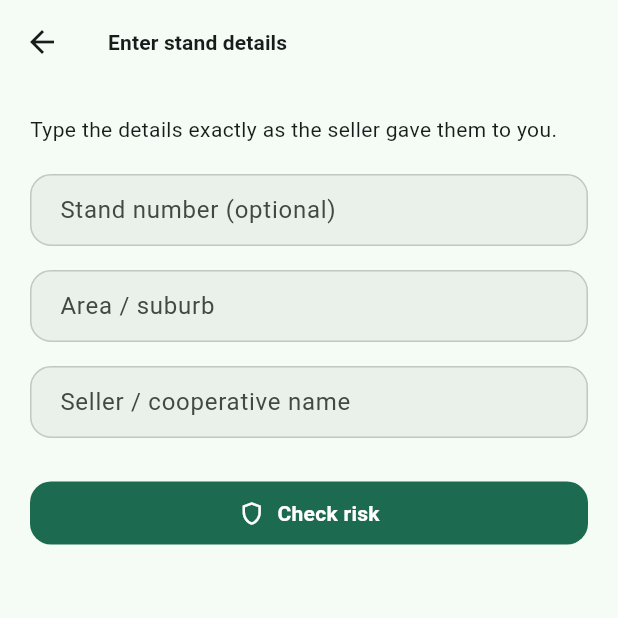
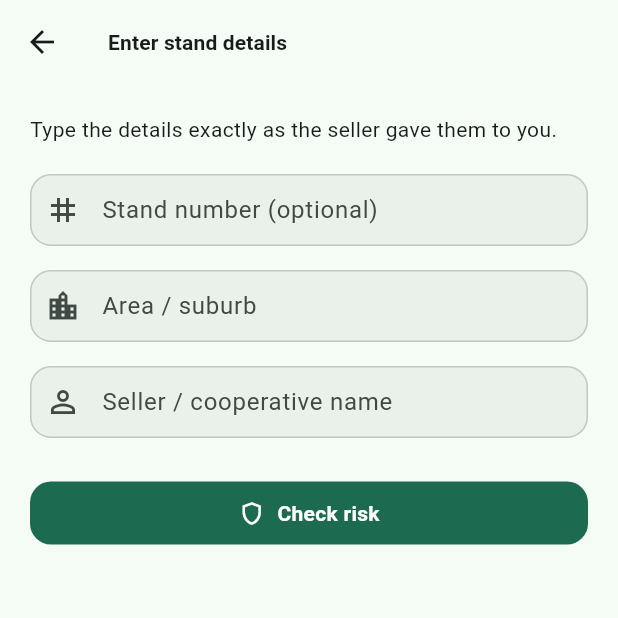
Before and after one commit to mudauchifamba/SafeStand, a Flutter app: the screen it shows after launch, after a tap on "Enter stand details", on a phone screen of 412 x 824 dp, the top half of it. Run offline on Flutter 3.47's test engine with Material 3 defaults, Android fonts, the light colour scheme and no system bars; our stand-ins replace image_picker; missing offline and left inert: exif, google_mlkit_text_recognition.

Commit message:
style: polish home/result/input screens - icon badges, glow banners, themed fields

```diff
--- a/safestand/lib/screens/home_screen.dart
+++ b/safestand/lib/screens/home_screen.dart
@@ -2,6 +2,7 @@ import 'package:flutter/material.dart';
 
 import '../services/case_repository.dart';
 import '../services/risk_scorer.dart';
+import '../widgets/ai_scan_overlay.dart' show kAiAccent;
 import 'manual_entry_screen.dart';
 import 'remote_check_screen.dart';
 import 'scan_screen.dart';
@@ -39,20 +40,33 @@ class _HomeScreenState extends State<HomeScreen> {
             }
             final scorer = snap.data!;
 
+            final scheme = Theme.of(context).colorScheme;
             return ListView(
               padding: const EdgeInsets.all(24),
               children: [
                 const SizedBox(height: 24),
-                Icon(Icons.shield_outlined,
-                    size: 64, color: Theme.of(context).colorScheme.primary),
-                const SizedBox(height: 12),
+                Container(
+                  width: 96,
+                  height: 96,
+                  alignment: Alignment.center,
+                  decoration: BoxDecoration(
+                    shape: BoxShape.circle,
+                    gradient: RadialGradient(colors: [
+                      scheme.primary.withValues(alpha: 0.18),
+                      scheme.primary.withValues(alpha: 0.0),
+                    ]),
+                  ),
+                  child: Icon(Icons.shield_outlined,
+                      size: 56, color: scheme.primary),
+                ),
+                const SizedBox(height: 16),
                 Text(
                   'SafeStand',
                   textAlign: TextAlign.center,
                   style: Theme.of(context)
                       .textTheme
                       .headlineMedium
-                      ?.copyWith(fontWeight: FontWeight.bold),
+                      ?.copyWith(fontWeight: FontWeight.w800),
                 ),
                 const SizedBox(height: 8),
                 Text(
@@ -83,11 +97,12 @@ class _HomeScreenState extends State<HomeScreen> {
                 ),
                 const SizedBox(height: 16),
                 _PathCard(
-                  icon: Icons.public,
+                  icon: Icons.satellite_alt_outlined,
                   title: 'Check a stand remotely',
                   subtitle:
-                      'Buying from abroad? Verify the seller\'s photos and '
-                      'see the claimed location from satellite.',
+                      'Buying from abroad? Verify the seller\'s photos with '
+                      'AI-read satellite imagery.',
+                  accent: kAiAccent,
                   onTap: () => Navigator.of(context).push(MaterialPageRoute(
                     builder: (_) => RemoteCheckScreen(scorer: scorer),
                   )),
@@ -113,31 +128,39 @@ class _PathCard extends StatelessWidget {
   final String title;
   final String subtitle;
   final VoidCallback onTap;
+  final Color? accent;
 
   const _PathCard({
     required this.icon,
     required this.title,
     required this.subtitle,
     required this.onTap,
+    this.accent,
   });
 
   @override
   Widget build(BuildContext context) {
+    final scheme = Theme.of(context).colorScheme;
+    final tint = accent ?? scheme.primary;
+
     return Card(
-      elevation: 0,
-      shape: RoundedRectangleBorder(
-        borderRadius: BorderRadius.circular(16),
-        side: BorderSide(color: Theme.of(context).colorScheme.outlineVariant),
-      ),
       child: InkWell(
-        borderRadius: BorderRadius.circular(16),
+        borderRadius: BorderRadius.circular(18),
         onTap: onTap,
         child: Padding(
-          padding: const EdgeInsets.all(20),
+          padding: const EdgeInsets.all(18),
           child: Row(
             children: [
-              Icon(icon, size: 40,
-                  color: Theme.of(context).colorScheme.primary),
+              Container(
+                width: 52,
+                height: 52,
+                alignment: Alignment.center,
+                decoration: BoxDecoration(
+                  shape: BoxShape.circle,
+                  color: tint.withValues(alpha: 0.14),
+                ),
+                child: Icon(icon, size: 26, color: tint),
+              ),
               const SizedBox(width: 16),
               Expanded(
                 child: Column(
@@ -147,14 +170,14 @@ class _PathCard extends StatelessWidget {
                         style: Theme.of(context)
                             .textTheme
                             .titleMedium
-                            ?.copyWith(fontWeight: FontWeight.w600)),
+                            ?.copyWith(fontWeight: FontWeight.w700)),
                     const SizedBox(height: 4),
                     Text(subtitle,
                         style: Theme.of(context).textTheme.bodySmall),
                   ],
                 ),
               ),
-              const Icon(Icons.chevron_right),
+              Icon(Icons.chevron_right, color: scheme.outline),
             ],
           ),
         ),
--- a/safestand/lib/screens/manual_entry_screen.dart
+++ b/safestand/lib/screens/manual_entry_screen.dart
@@ -66,7 +66,7 @@ class _ManualEntryScreenState extends State<ManualEntryScreen> {
                 decoration: const InputDecoration(
                   labelText: 'Stand number (optional)',
                   hintText: 'e.g. Stand 1234',
-                  border: OutlineInputBorder(),
+                  prefixIcon: Icon(Icons.tag_outlined),
                 ),
               ),
               const SizedBox(height: 16),
@@ -75,7 +75,7 @@ class _ManualEntryScreenState extends State<ManualEntryScreen> {
                 decoration: const InputDecoration(
                   labelText: 'Area / suburb',
                   hintText: 'e.g. Budiriro, Harare',
-                  border: OutlineInputBorder(),
+                  prefixIcon: Icon(Icons.location_city_outlined),
                 ),
                 validator: (v) {
                   if ((v ?? '').trim().isEmpty &&
@@ -91,7 +91,7 @@ class _ManualEntryScreenState extends State<ManualEntryScreen> {
                 decoration: const InputDecoration(
                   labelText: 'Seller / cooperative name',
                   hintText: 'e.g. XYZ Housing Cooperative',
-                  border: OutlineInputBorder(),
+                  prefixIcon: Icon(Icons.person_outline),
                 ),
               ),
               const SizedBox(height: 28),
--- a/safestand/lib/screens/scan_screen.dart
+++ b/safestand/lib/screens/scan_screen.dart
@@ -174,7 +174,7 @@ class _ScanScreenState extends State<ScanScreen> {
                 decoration: const InputDecoration(
                   labelText: 'Area / suburb (optional, improves the check)',
                   hintText: 'e.g. Budiriro, Harare',
-                  border: OutlineInputBorder(),
+                  prefixIcon: Icon(Icons.location_city_outlined),
                 ),
               ),
               const SizedBox(height: 20),
```
Also changed, not shown: safestand/lib/screens/remote_check_screen.dart (+55 -17 lines), safestand/lib/screens/result_screen.dart (+23 -7 lines).
